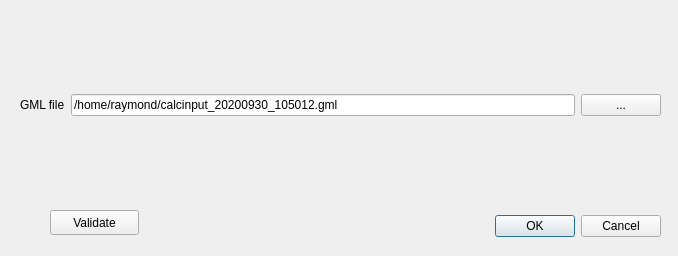
opengeogroep/AERIUS-QGIS-plugins, file ImaerPlugin/connect_calc_dlg.ui: the form before one commit.
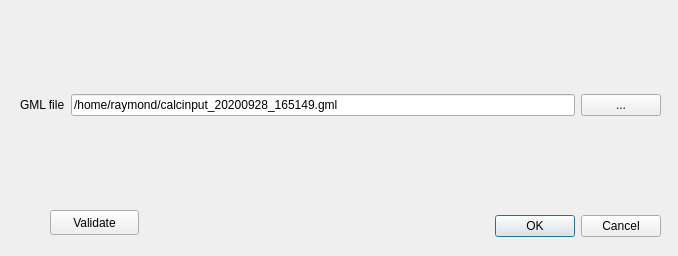
The form after the commit.

Diff of the .ui file:
```diff
--- a/ImaerPlugin/connect_calc_dlg.ui
+++ b/ImaerPlugin/connect_calc_dlg.ui
@@ -49,7 +49,7 @@
     <item row="0" column="1">
      <widget class="QLineEdit" name="edit_gml_input">
       <property name="text">
-       <string>/home/raymond/calcinput_20200930_105012.gml</string>
+       <string>/home/raymond/calcinput_20200928_165149.gml</string>
       </property>
      </widget>
     </item>
```
